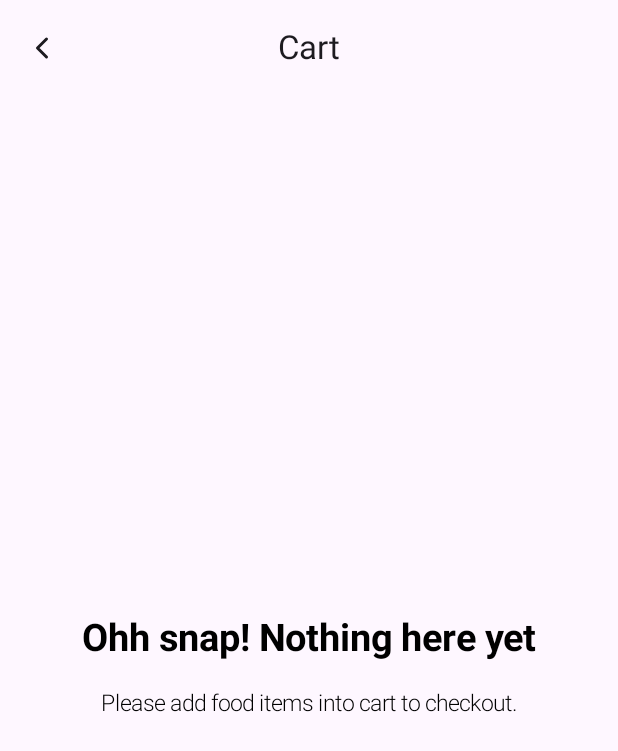
After one commit to fahadnasrullah109/Foodie, an Android app built with Jetpack Compose: the CartScreen screen opened through its navigation route, on a phone screen of 412 x 824 dp. The commit adds this screen. Shown: the top 751 px of the screen. Run offline under Robolectric (Android 15) with nearby library versions, the phone set to English and light mode, and no system bars; our stand-ins replace Dagger/Hilt's generated code, constraintlayout-compose; 2 statements that could not run were skipped.

Commit message:
feat: Cart screen and flow is added.

```diff
--- /dev/null
+++ b/app/src/main/java/com/foodie/components/FoodieTopAppBar.kt
@@ -0,0 +1,31 @@
+package com.foodie.components
+
+import androidx.compose.material3.*
+import androidx.compose.runtime.Composable
+import androidx.compose.ui.res.painterResource
+import androidx.compose.ui.res.stringResource
+import androidx.compose.ui.tooling.preview.Preview
+import com.foodie.R
+import com.foodie.ui.theme.FoodieTheme
+
+@OptIn(ExperimentalMaterial3Api::class)
+@Composable
+fun FoodieTopAppBar(title: Int, onBack: () -> Unit) {
+    CenterAlignedTopAppBar(title = {
+        Text(text = stringResource(id = title))
+    }, navigationIcon = {
+        IconButton(onClick = onBack) {
+            Icon(
+                painter = painterResource(id = R.drawable.ic_back), contentDescription = "back icon"
+            )
+        }
+    })
+}
+
+@Preview
+@Composable
+fun FoodieTopAppBarPreview() {
+    FoodieTheme {
+        FoodieTopAppBar(title = R.string.action_login) {}
+    }
+}
--- /dev/null
+++ b/app/src/main/java/com/foodie/presentation/cart/CartScreen.kt
@@ -0,0 +1,67 @@
+package com.foodie.presentation.cart
+
+import androidx.compose.foundation.background
+import androidx.compose.foundation.layout.*
+import androidx.compose.material3.*
+import androidx.compose.runtime.Composable
+import androidx.compose.ui.Alignment
+import androidx.compose.ui.Modifier
+import androidx.compose.ui.graphics.Color
+import androidx.compose.ui.res.stringResource
+import androidx.compose.ui.text.TextStyle
+import androidx.compose.ui.text.font.FontWeight
+import androidx.compose.ui.tooling.preview.Preview
+import androidx.compose.ui.unit.dp
+import androidx.compose.ui.unit.sp
+import com.foodie.R
+import com.foodie.components.FoodieTopAppBar
+import com.foodie.ui.theme.FoodieTheme
+import com.foodie.ui.theme.login_signup_bg
+
+@OptIn(ExperimentalMaterial3Api::class)
+@Composable
+fun CartScreen(modifier: Modifier = Modifier, onBack: () -> Unit) {
+    Scaffold(modifier = modifier.background(color = login_signup_bg), topBar = {
+        FoodieTopAppBar(title = R.string.cart_label, onBack = onBack)
+    }, content = { innerPadding ->
+        EmptyCart(
+            modifier = Modifier
+                .fillMaxSize()
+                .padding(innerPadding)
+        )
+    })
+}
+
+@Composable
+fun CartContent(modifier: Modifier = Modifier) {
+
+}
+
+@Composable
+fun EmptyCart(modifier: Modifier = Modifier) {
+    Column(
+        modifier = modifier,
+        verticalArrangement = Arrangement.Center,
+        horizontalAlignment = Alignment.CenterHorizontally
+    ) {
+        Text(
+            text = stringResource(id = R.string.empty_cart),
+            style = TextStyle(color = Color.Black, fontWeight = FontWeight.Bold, fontSize = 25.sp)
+        )
+        Spacer(modifier = Modifier.padding(top = 20.dp))
+        Text(
+            text = stringResource(id = R.string.add_items_to_cart),
+            style = TextStyle(color = Color.Black, fontWeight = FontWeight.Light, fontSize = 15.sp)
+        )
+    }
+}
+
+@Preview
+@Composable
+fun CartScreenPreview() {
+    FoodieTheme {
+        CartScreen(modifier = Modifier.fillMaxSize()) {
+
+        }
+    }
+}
--- a/app/src/main/java/com/foodie/presentation/drawer/DrawerScreen.kt
+++ b/app/src/main/java/com/foodie/presentation/drawer/DrawerScreen.kt
@@ -17,6 +17,7 @@ import androidx.navigation.NavController
 import androidx.navigation.compose.rememberNavController
 import com.foodie.R
 import com.foodie.presentation.home.HomeScreen
+import com.foodie.presentation.navigation.Destinations
 import com.foodie.ui.theme.FoodieTheme
 import com.foodie.ui.theme.login_signup_bg
 import kotlinx.coroutines.launch
@@ -76,7 +77,9 @@ fun DrawerScreen(modifier: Modifier = Modifier, navController: NavController) {
                     )
                 }
             }, actions = {
-                IconButton(onClick = { /* doSomething() */ }) {
+                IconButton(onClick = {
+                    navController.navigate(route = Destinations.Cart.route)
+                }) {
                     Icon(
                         painter = painterResource(R.drawable.ic_navigation_shopping_cart),
                         contentDescription = "cart icon"
--- a/app/src/main/java/com/foodie/presentation/navigation/Destinations.kt
+++ b/app/src/main/java/com/foodie/presentation/navigation/Destinations.kt
@@ -4,4 +4,5 @@ sealed class Destinations(val route: String) {
     object Landing : Destinations("landing")
     object Auth : Destinations("auth")
     object Drawer : Destinations("drawer")
+    object Cart : Destinations("cart")
 }
--- a/app/src/main/java/com/foodie/presentation/navigation/FoodieAppNavHost.kt
+++ b/app/src/main/java/com/foodie/presentation/navigation/FoodieAppNavHost.kt
@@ -10,6 +10,7 @@ import androidx.navigation.compose.NavHost
 import androidx.navigation.compose.composable
 import androidx.navigation.compose.rememberNavController
 import com.foodie.presentation.auth.AuthScreen
+import com.foodie.presentation.cart.CartScreen
 import com.foodie.presentation.drawer.DrawerScreen
 import com.foodie.presentation.landing.LandingScreen
 
@@ -25,6 +26,7 @@ fun FoodieAppNavHost(
         landingGraph(navController)
         authGraph(navController)
         authDrawer(navController)
+        cartGraph(navController)
     }
 }
 
@@ -58,6 +60,14 @@ fun NavGraphBuilder.authDrawer(navController: NavController) {
     }
 }
 
+fun NavGraphBuilder.cartGraph(navController: NavController) {
+    composable(Destinations.Cart.route) {
+        CartScreen(modifier = Modifier.fillMaxSize()) {
+            navController.navigateUp()
+        }
+    }
+}
+
 
 fun NavController.navigate(
     route: String,
--- /dev/null
+++ b/app/src/main/res/drawable/ic_back.xml
@@ -0,0 +1,13 @@
+<vector xmlns:android="http://schemas.android.com/apk/res/android"
+    android:width="24dp"
+    android:height="24dp"
+    android:viewportWidth="24"
+    android:viewportHeight="24">
+  <path
+      android:pathData="M15,18L9,12L15,6"
+      android:strokeLineJoin="round"
+      android:strokeWidth="2"
+      android:fillColor="#00000000"
+      android:strokeColor="#000000"
+      android:strokeLineCap="round"/>
+</vector>
--- a/app/src/main/res/values/strings.xml
+++ b/app/src/main/res/values/strings.xml
@@ -15,4 +15,7 @@
     <string name="security_label">Security</string>
     <string name="signout_label">Sign-out</string>
     <string name="delicious_food_for_you">Delicious\nfood for you</string>
+    <string name="empty_cart">Ohh snap! Nothing here yet</string>
+    <string name="cart_label">Cart</string>
+    <string name="add_items_to_cart">Please add food items into cart to checkout.</string>
 </resources>
```
